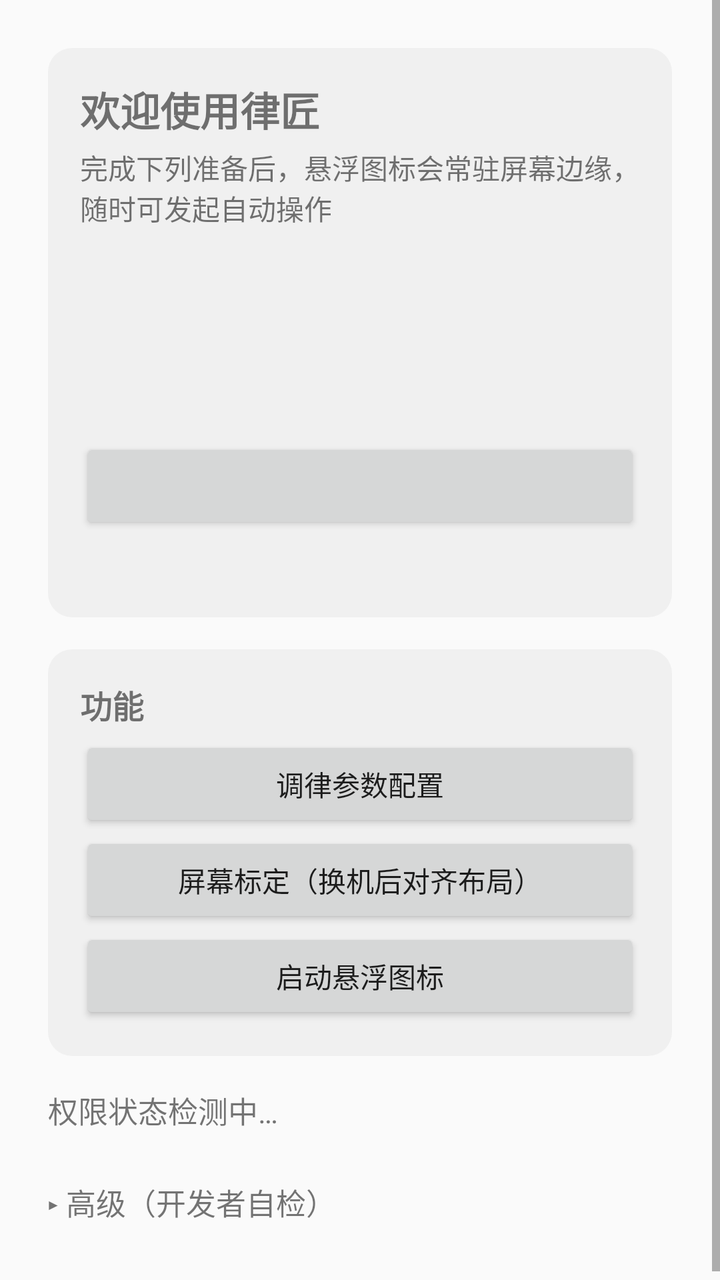
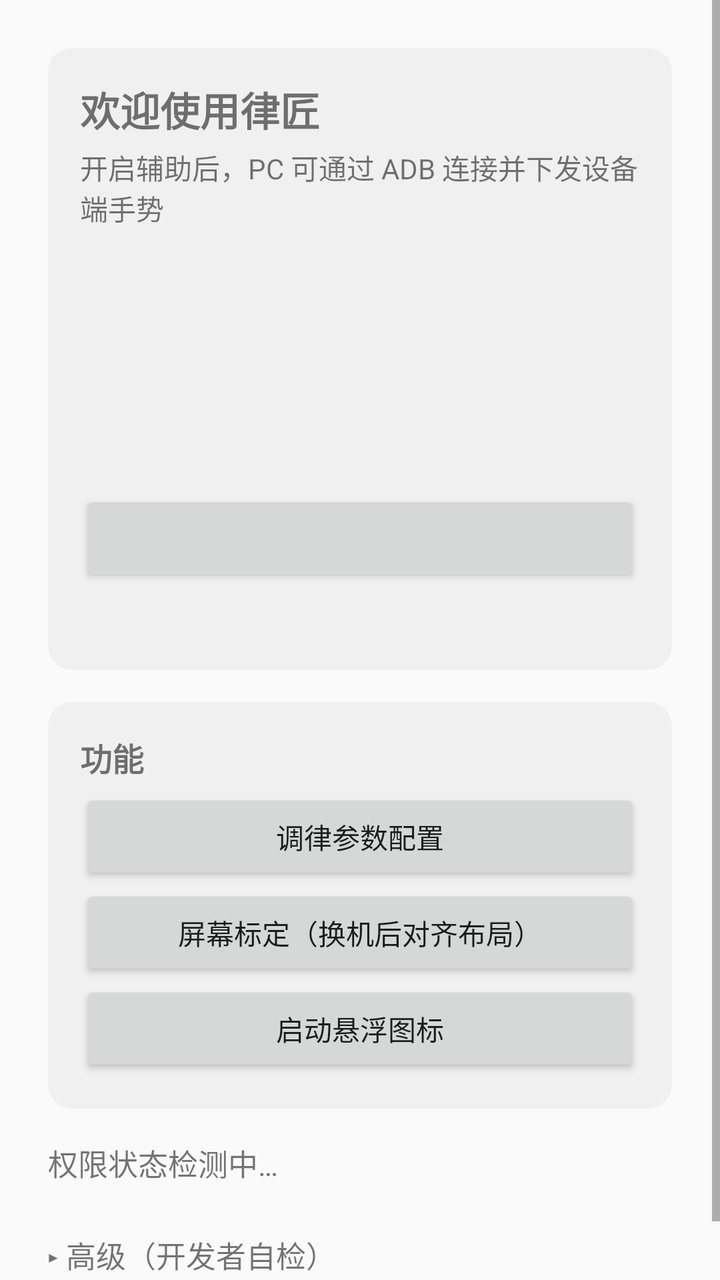

Compare the two renders of this Android layout. The source of the first and the diff that turns it into the second are given below.
<!-- AndroidManifest.xml: application theme Theme.Lvjiang -->
<!-- res/layout/activity_main.xml -->
<?xml version="1.0" encoding="utf-8"?>
<ScrollView xmlns:android="http://schemas.android.com/apk/res/android"
    android:layout_width="match_parent"
    android:layout_height="match_parent"
    android:fitsSystemWindows="true">

    <LinearLayout
        android:layout_width="match_parent"
        android:layout_height="wrap_content"
        android:orientation="vertical"
        android:padding="24dp">

        

        <LinearLayout
            android:id="@+id/guide_card"
            android:layout_width="match_parent"
            android:layout_height="wrap_content"
            android:orientation="vertical"
            android:background="@drawable/bg_card"
            android:padding="16dp">

            <TextView
                android:id="@+id/guide_title"
                android:layout_width="match_parent"
                android:layout_height="wrap_content"
                android:text="@string/guide_title"
                android:textSize="20sp"
                android:textStyle="bold"
                android:paddingBottom="4dp" />

            <TextView
                android:id="@+id/guide_subtitle"
                android:layout_width="match_parent"
                android:layout_height="wrap_content"
                android:text="@string/guide_subtitle"
                android:textSize="14sp"
                android:paddingBottom="16dp" />

            <TextView
                android:id="@+id/check_a11y"
                android:layout_width="match_parent"
                android:layout_height="wrap_content"
                android:textSize="15sp"
                android:paddingBottom="6dp" />

            <TextView
                android:id="@+id/check_overlay"
                android:layout_width="match_parent"
                android:layout_height="wrap_content"
                android:textSize="15sp"
                android:paddingBottom="6dp" />

            <TextView
                android:id="@+id/check_notification"
                android:layout_width="match_parent"
                android:layout_height="wrap_content"
                android:textSize="15sp"
                android:paddingBottom="16dp" />

            <Button
                android:id="@+id/btn_next"
                android:layout_width="match_parent"
                android:layout_height="wrap_content"
                android:textSize="16sp" />

            <TextView
                android:id="@+id/guide_hint"
                android:layout_width="match_parent"
                android:layout_height="wrap_content"
                android:textSize="13sp"
                android:paddingTop="8dp" />

        </LinearLayout>

        

        <LinearLayout
            android:id="@+id/features_section"
            android:layout_width="match_parent"
            android:layout_height="wrap_content"
            android:orientation="vertical"
            android:background="@drawable/bg_card"
            android:padding="16dp"
            android:layout_marginTop="16dp"
            android:layout_marginBottom="16dp">

            <TextView
                android:layout_width="match_parent"
                android:layout_height="wrap_content"
                android:text="@string/section_features"
                android:textSize="16sp"
                android:textStyle="bold"
                android:paddingBottom="4dp" />

            <Button
                android:id="@+id/btn_tuning_config"
                android:layout_width="match_parent"
                android:layout_height="wrap_content"
                android:text="@string/btn_tuning_config" />

            <Button
                android:id="@+id/btn_calib"
                android:layout_width="match_parent"
                android:layout_height="wrap_content"
                android:text="@string/btn_calib" />

            <Button
                android:id="@+id/btn_float_toggle"
                android:layout_width="match_parent"
                android:layout_height="wrap_content"
                android:text="@string/btn_start_float" />

        </LinearLayout>

        

        <TextView
            android:id="@+id/status_text"
            android:layout_width="match_parent"
            android:layout_height="wrap_content"
            android:text="@string/status_placeholder"
            android:textSize="15sp"
            android:paddingBottom="16dp" />

        

        <TextView
            android:id="@+id/advanced_toggle"
            android:layout_width="match_parent"
            android:layout_height="wrap_content"
            android:text="@string/advanced_collapsed"
            android:textSize="15sp"
            android:paddingTop="8dp"
            android:paddingBottom="8dp" />

        <LinearLayout
            android:id="@+id/advanced_panel"
            android:layout_width="match_parent"
            android:layout_height="wrap_content"
            android:orientation="vertical"
            android:visibility="gone">

            <Button
                android:id="@+id/btn_overlay"
                android:layout_width="match_parent"
                android:layout_height="wrap_content"
                android:text="@string/btn_overlay" />

            <Button
                android:id="@+id/btn_a11y"
                android:layout_width="match_parent"
                android:layout_height="wrap_content"
                android:text="@string/btn_a11y" />

            <Button
                android:id="@+id/btn_shizuku"
                android:layout_width="match_parent"
                android:layout_height="wrap_content"
                android:text="@string/btn_shizuku" />

            <Button
                android:id="@+id/btn_notification"
                android:layout_width="match_parent"
                android:layout_height="wrap_content"
                android:text="@string/btn_notification" />

            <Button
                android:id="@+id/btn_test_shell"
                android:layout_width="match_parent"
                android:layout_height="wrap_content"
                android:text="@string/btn_test_shell" />

            <Button
                android:id="@+id/btn_test_python"
                android:layout_width="match_parent"
                android:layout_height="wrap_content"
                android:text="@string/btn_test_python" />

            
            <Button
                android:id="@+id/btn_test_click"
                android:layout_width="match_parent"
                android:layout_height="wrap_content"
                android:text="@string/btn_test_click" />

        </LinearLayout>

    </LinearLayout>
</ScrollView>
<!-- resources referenced by this layout -->
<resources>
  <!-- drawable bg_card (drawable) -->
  <?xml version="1.0" encoding="utf-8"?>
  <shape xmlns:android="http://schemas.android.com/apk/res/android"
      android:shape="rectangle">
      <corners android:radius="12dp" />
      <solid android:color="#14808080" />
  </shape>
  <string name="advanced_collapsed">▸ 高级（开发者自检）</string>
  <string name="btn_a11y">2. 开启无障碍服务（必需）</string>
  <string name="btn_calib">屏幕标定（换机后对齐布局）</string>
  <string name="btn_notification">4. 授予通知权限</string>
  <string name="btn_overlay">1. 授予悬浮窗权限</string>
  <string name="btn_shizuku">3. 授予 Shizuku 权限（可选）</string>
  <string name="btn_start_float">启动悬浮图标</string>
  <string name="btn_test_click">自检：点击回显</string>
  <string name="btn_test_python">自检：Python 运行时</string>
  <string name="btn_test_shell">自检：shell 通道（id）</string>
  <string name="btn_tuning_config">调律参数配置</string>
  <string name="guide_subtitle">完成下列准备后，悬浮图标会常驻屏幕边缘，随时可发起自动操作</string>
  <string name="guide_title">欢迎使用律匠</string>
  <string name="section_features">功能</string>
  <string name="status_placeholder">权限状态检测中…</string>
  <style name="Theme.Lvjiang" parent="Theme.AppCompat.DayNight.NoActionBar" />
</resources>

<!-- the commit's change to res/layout/activity_main.xml (unified diff, before → after) -->
@@ -39,6 +39,13 @@
 
             <TextView
                 android:id="@+id/check_a11y"
+                android:layout_width="match_parent"
+                android:layout_height="wrap_content"
+                android:textSize="15sp"
+                android:paddingBottom="6dp" />
+
+            <TextView
+                android:id="@+id/check_pc_connection"
                 android:layout_width="match_parent"
                 android:layout_height="wrap_content"
                 android:textSize="15sp"
<!-- resource entries referenced after the edit -->
@@ -18,7 +18,7 @@
   <string name="btn_test_python">自检：Python 运行时</string>
   <string name="btn_test_shell">自检：shell 通道（id）</string>
   <string name="btn_tuning_config">调律参数配置</string>
-  <string name="guide_subtitle">完成下列准备后，悬浮图标会常驻屏幕边缘，随时可发起自动操作</string>
+  <string name="guide_subtitle">开启辅助后，PC 可通过 ADB 连接并下发设备端手势</string>
   <string name="guide_title">欢迎使用律匠</string>
   <string name="section_features">功能</string>
   <string name="status_placeholder">权限状态检测中…</string>
